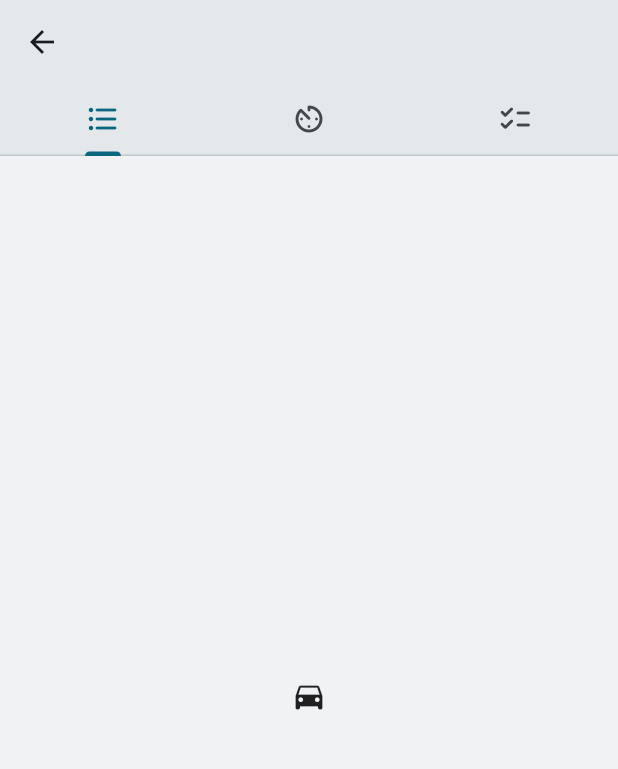
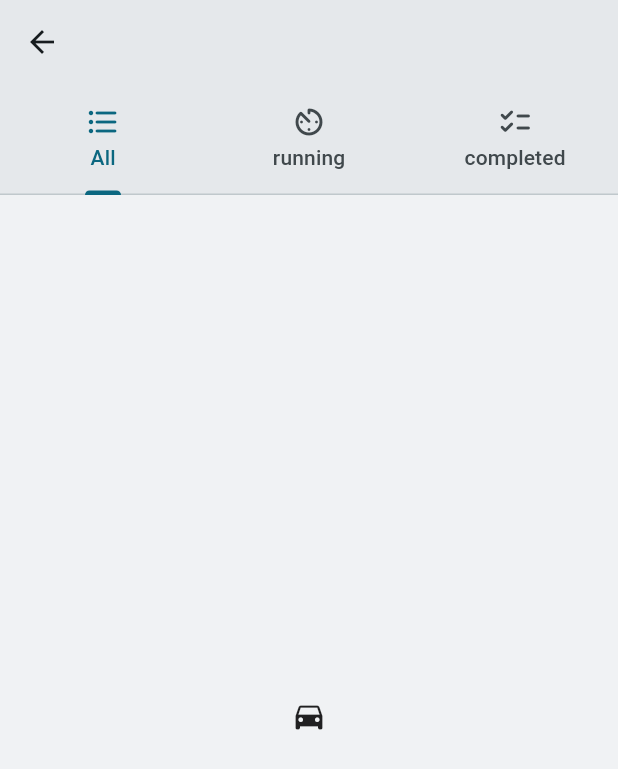
Before and after one commit to LaurentMag/Flutter_riverpod_annotation_POC, a Flutter app: the ToDoViewTabs screen opened by its route, on a phone screen of 412 x 824 dp. Shown: the top 769 px of the screen. Run offline on Flutter 3.47's test engine with Material 3 defaults, Android fonts, the light colour scheme and no system bars; our stand-ins replace flutter_riverpod, go_router, riverpod_annotation; generated files the repository leaves out were written again.

Commit message:
feat(tab): update tab view, to use provider, start setting up the dynamic tab management

```diff
--- /dev/null
+++ b/lib/data/models/tab_models.dart
@@ -0,0 +1,10 @@
+import 'package:flutter/material.dart';
+
+class TabHeader {
+  final IconData icon;
+  final String? text;
+
+  const TabHeader({required this.icon, this.text});
+
+  Tab get createTab => Tab(icon: Icon(icon), text: text);
+}
--- a/lib/ui/todo_tab/views/to_do_view_tab.dart
+++ b/lib/ui/todo_tab/views/to_do_view_tab.dart
@@ -1,44 +1,78 @@
 import 'package:flutter/material.dart';
+import 'package:flutter_new_riverpod_test/data/models/tab_models.dart';
+import 'package:flutter_new_riverpod_test/states/tab_count_provider.dart';
 import 'package:flutter_new_riverpod_test/ui_style/colors.dart';
 import 'package:flutter_riverpod/flutter_riverpod.dart';
+
+//  const Tab(icon: Icon(Icons.question_mark_outlined)),
+
+//  const Text("")
 
 class ToDoViewTabs extends ConsumerWidget {
   const ToDoViewTabs({super.key});
 
   @override
   Widget build(BuildContext context, WidgetRef ref) {
+    int tabCount = ref.watch(tabCountStateProvider);
+
+    List<Widget> tabs = ref
+        .watch(tabHeaderListStateProvider)
+        .map((TabHeader tab) => tab.createTab)
+        .toList();
+
+    List<Widget> tabContent = ref.watch(tabContentStateProvider);
+
     return DefaultTabController(
-      length: 3,
-      child: Scaffold(
+      length: tabCount,
+      child: Builder(
+        builder: (BuildContext context) {
+          final TabController tabController = DefaultTabController.of(context);
+          tabController.addListener(() {
+            if (!tabController.indexIsChanging) {
+              print(tabController.index);
+            }
+          });
+
+          return Scaffold(
             appBar: AppBar(
               backgroundColor: AppColors.grayAppBarBg,
-          bottom: const TabBar(
-            tabs: [
-              Tab(icon: Icon(Icons.format_list_bulleted_rounded)),
-              Tab(icon: Icon(Icons.av_timer_rounded)),
-              Tab(icon: Icon(Icons.checklist_rounded)),
-            ],
+              bottom: TabBar(
+                tabs: tabs,
               ),
             ),
             body: Center(
               child: Container(
                 color: AppColors.grayLightBg,
-            child: const TabBarView(
-              children: [
-                Icon(Icons.directions_car),
-                Icon(Icons.directions_transit),
-                Icon(Icons.directions_bike),
-              ],
+                child: TabBarView(
+                  children: tabContent,
                 ),
               ),
+            ),
+          );
+        },
+      ),
+    );
+  }
+}
+
+class TabContentTesting extends StatelessWidget {
+  const TabContentTesting({super.key});
+
+  @override
+  Widget build(BuildContext context) {
+    return const Scaffold(
+      backgroundColor: AppColors.grayLightBg,
+      body: Center(
+        child: Column(
+          mainAxisAlignment: MainAxisAlignment.spaceEvenly,
+          children: [
+            Text('Tab Content 0'),
+            Text('Tab Content 1'),
+            Text('Tab Content 2'),
+            Text('Tab Content 3'),
+          ],
         ),
       ),
     );
   }
 }
-
-/*
-        Icon(Icons.directions_car),
-        Icon(Icons.directions_transit),
-        Icon(Icons.directions_bike),
-*/
```
Also changed, not shown: lib/states/tab_count_provider.dart (added, +44 -0 lines), lib/states/tab_count_provider.g.dart (added), lib/states/todo_provider.g.dart. Lines whose indentation alone changed are shown as unchanged.
